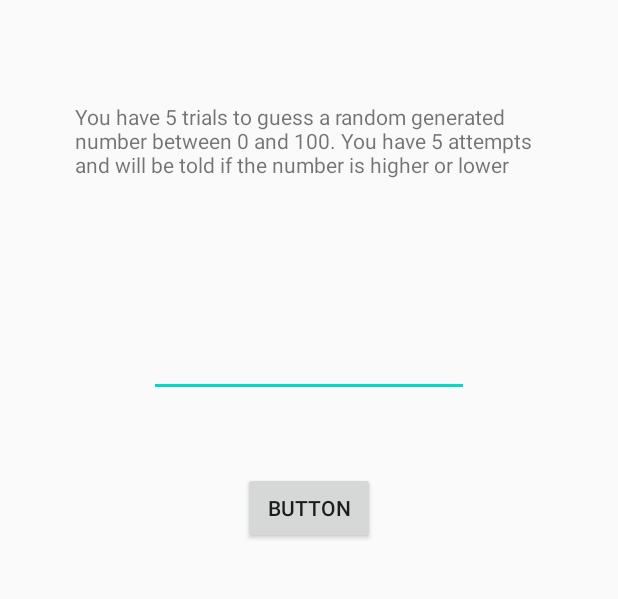
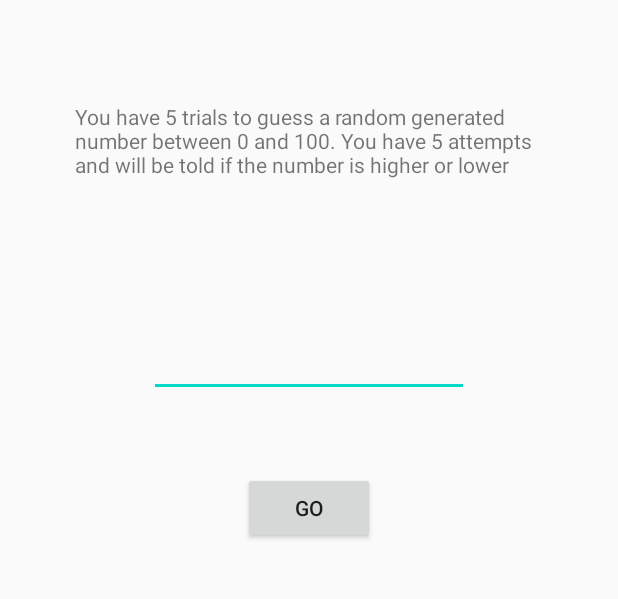
Before and after one commit to natseeto/numberGuess, an Android app: the screen it shows after launch (MainActivity), on a phone screen of 412 x 824 dp, the part 263-862 px from its top. Run offline under Robolectric (Android 15) with nearby library versions, the phone set to English and light mode, and no system bars.

Commit message:
Update MainActivity.java
Button update

```diff
--- a/app/src/main/java/com/example/numberguess/MainActivity.java
+++ b/app/src/main/java/com/example/numberguess/MainActivity.java
@@ -33,6 +33,7 @@ public class MainActivity extends AppCompatActivity {
         desc.setText("You have 5 trials to guess a random generated number between 0 and 100. You have 5 attempts and will be told if the number is higher or lower");
 
         guessButton = findViewById(R.id.guessButton);
+        guessButton.setText("Go");
         higher = findViewById(R.id.higher);
         lower = findViewById(R.id.lower);
         youLose = findViewById(R.id.youLose);
```
